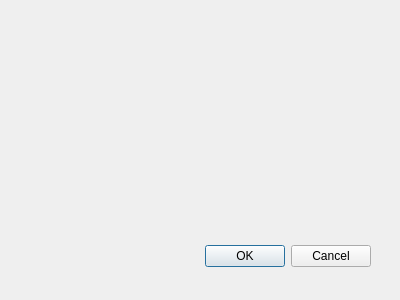
Before: the Qt Designer form QuickLayout/quick_layout_dialog_base.ui in kradziko/geo4work_wtyczka, drawn with Qt 5.
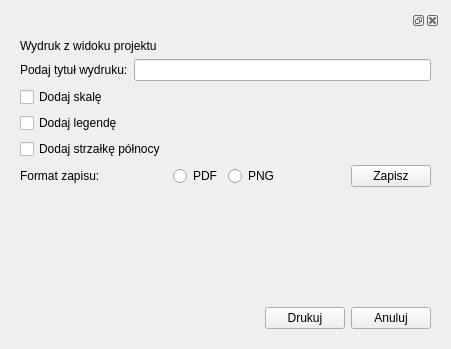
After: the same form once the commit is applied.

```diff
--- a/QuickLayout/quick_layout_dialog_base.ui
+++ b/QuickLayout/quick_layout_dialog_base.ui
@@ -1,33 +1,187 @@
-<ui version="4.0" >
- <class>QuickLayoutDialogBase</class>
- <widget class="QDialog" name="QuickLayoutDialogBase" >
-  <property name="geometry" >
+<?xml version="1.0" encoding="UTF-8"?>
+<ui version="4.0">
+ <class>Form</class>
+ <widget class="QWidget" name="Form">
+  <property name="geometry">
    <rect>
     <x>0</x>
     <y>0</y>
-    <width>400</width>
-    <height>300</height>
+    <width>451</width>
+    <height>349</height>
    </rect>
   </property>
   <property name="windowTitle" >
    <string>Quick Layout</string>
   </property>
-  <widget class="QDialogButtonBox" name="button_box" >
-   <property name="geometry" >
-    <rect>
-     <x>30</x>
-     <y>240</y>
-     <width>341</width>
-     <height>32</height>
-    </rect>
-   </property>
-   <property name="orientation" >
-    <enum>Qt::Horizontal</enum>
-   </property>
-   <property name="standardButtons" >
-    <set>QDialogButtonBox::Cancel|QDialogButtonBox::Ok</set>
-   </property>
-  </widget>
+  <layout class="QVBoxLayout" name="verticalLayout_2">
+   <item>
+    <widget class="QDockWidget" name="dockWidget">
+     <widget class="QWidget" name="dockWidgetContents_2">
+      <layout class="QGridLayout" name="gridLayout">
+       <item row="0" column="0">
+        <layout class="QVBoxLayout" name="verticalLayout_4">
+         <item>
+          <widget class="QLabel" name="label_7">
+           <property name="text">
+            <string>Wydruk z widoku projektu</string>
+           </property>
+          </widget>
+         </item>
+         <item>
+          <layout class="QHBoxLayout" name="horizontalLayout_3">
+           <item>
+            <widget class="QLabel" name="label_8">
+             <property name="text">
+              <string>Podaj tytuł wydruku:</string>
+             </property>
+            </widget>
+           </item>
+           <item>
+            <widget class="QLineEdit" name="linTyt">
+             <property name="sizePolicy">
+              <sizepolicy hsizetype="MinimumExpanding" vsizetype="Fixed">
+               <horstretch>0</horstretch>
+               <verstretch>0</verstretch>
+              </sizepolicy>
+             </property>
+            </widget>
+           </item>
+          </layout>
+         </item>
+         <item>
+          <layout class="QVBoxLayout" name="verticalLayout_5">
+           <item>
+            <widget class="QCheckBox" name="chSkal">
+             <property name="text">
+              <string>Dodaj skalę</string>
+             </property>
+            </widget>
+           </item>
+           <item>
+            <widget class="QCheckBox" name="chLeg">
+             <property name="text">
+              <string>Dodaj legendę</string>
+             </property>
+            </widget>
+           </item>
+           <item>
+            <widget class="QCheckBox" name="chStrz">
+             <property name="text">
+              <string>Dodaj strzałkę północy</string>
+             </property>
+            </widget>
+           </item>
+          </layout>
+         </item>
+         <item>
+          <layout class="QHBoxLayout" name="horizontalLayout_4">
+           <item>
+            <widget class="QLabel" name="label_9">
+             <property name="text">
+              <string>Format zapisu:</string>
+             </property>
+            </widget>
+           </item>
+           <item>
+            <spacer name="horizontalSpacer">
+             <property name="orientation">
+              <enum>Qt::Horizontal</enum>
+             </property>
+             <property name="sizeHint" stdset="0">
+              <size>
+               <width>40</width>
+               <height>20</height>
+              </size>
+             </property>
+            </spacer>
+           </item>
+           <item>
+            <widget class="QRadioButton" name="btnPDF">
+             <property name="text">
+              <string>PDF</string>
+             </property>
+            </widget>
+           </item>
+           <item>
+            <widget class="QRadioButton" name="btnPNG">
+             <property name="text">
+              <string>PNG</string>
+             </property>
+            </widget>
+           </item>
+           <item>
+            <spacer name="horizontalSpacer_3">
+             <property name="orientation">
+              <enum>Qt::Horizontal</enum>
+             </property>
+             <property name="sizeHint" stdset="0">
+              <size>
+               <width>40</width>
+               <height>20</height>
+              </size>
+             </property>
+            </spacer>
+           </item>
+           <item>
+            <widget class="QPushButton" name="btnZapis">
+             <property name="text">
+              <string>Zapisz</string>
+             </property>
+            </widget>
+           </item>
+          </layout>
+         </item>
+         <item>
+          <spacer name="verticalSpacer_2">
+           <property name="orientation">
+            <enum>Qt::Vertical</enum>
+           </property>
+           <property name="sizeHint" stdset="0">
+            <size>
+             <width>20</width>
+             <height>40</height>
+            </size>
+           </property>
+          </spacer>
+         </item>
+         <item>
+          <layout class="QHBoxLayout" name="horizontalLayout_5">
+           <item>
+            <spacer name="horizontalSpacer_2">
+             <property name="orientation">
+              <enum>Qt::Horizontal</enum>
+             </property>
+             <property name="sizeHint" stdset="0">
+              <size>
+               <width>40</width>
+               <height>20</height>
+              </size>
+             </property>
+            </spacer>
+           </item>
+           <item>
+            <widget class="QPushButton" name="btnDruk">
+             <property name="text">
+              <string>Drukuj</string>
+             </property>
+            </widget>
+           </item>
+           <item>
+            <widget class="QPushButton" name="btnAnul">
+             <property name="text">
+              <string>Anuluj</string>
+             </property>
+            </widget>
+           </item>
+          </layout>
+         </item>
+        </layout>
+       </item>
+      </layout>
+     </widget>
+    </widget>
+   </item>
+  </layout>
  </widget>
  <resources/>
  <connections>
```
Left out of the diff: 39 changed lines with no effect on the pictures.
